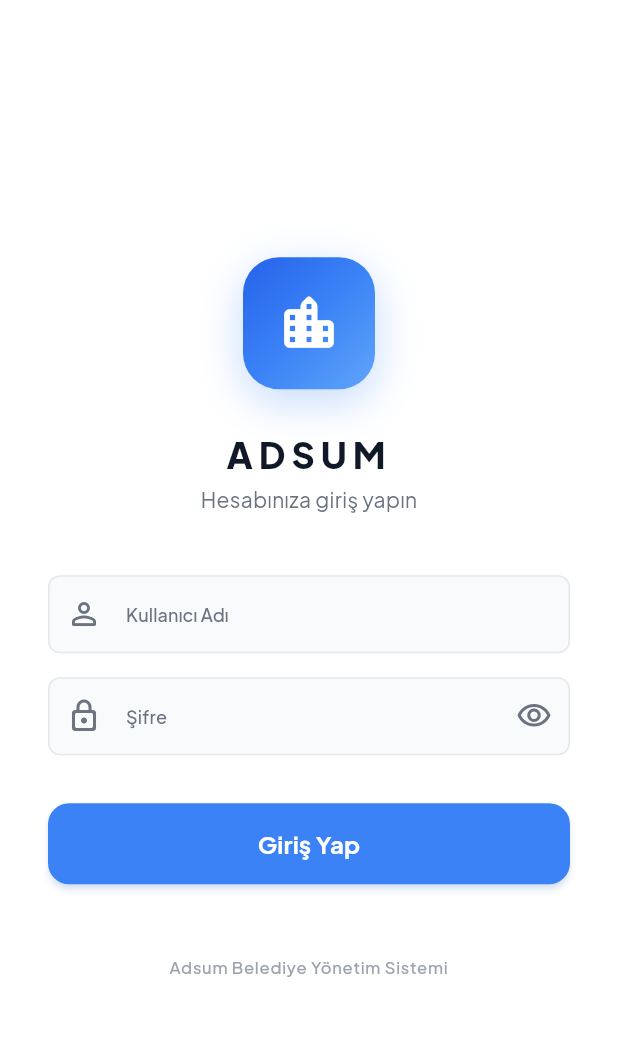
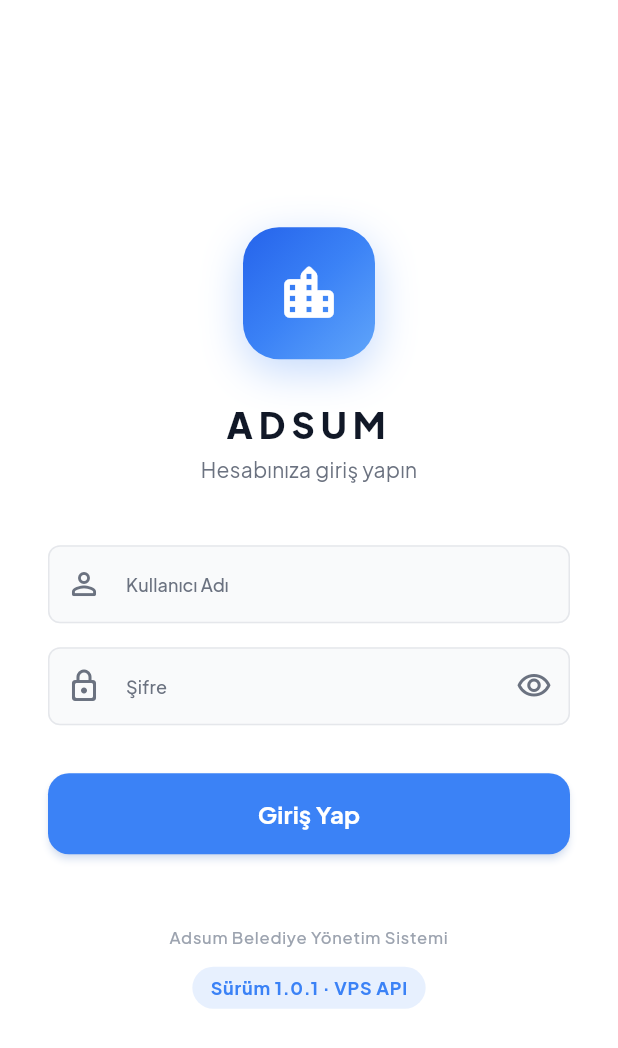
Before and after one commit to 2u3e/AdsumApp, a Flutter app: the screen it shows after launch, on a phone screen of 412 x 824 dp. Shown: the top 1048 px of the screen. Run offline on Flutter 3.47's test engine with Material 3 defaults, Android fonts, the phone set to English and light mode, and no system bars; our stand-ins replace dio, flutter_riverpod, flutter_secure_storage, go_router, google_fonts, logger and 2 more.

Commit message:
feat(mobile): login ekranina surum rozeti (guncel build dogrulamasi)
Login footer'a 'Surum 1.0.1 · VPS API' pill rozeti — kullanicinin
cold rebuild sonrasi guncel kodu alip almadigini gorsel teyit etmesi
icin gecici test etiketi.

Co-Authored-By: Claude Opus 4.8 <noreply@anthropic.com>

```diff
--- a/lib/features/auth/presentation/screens/login_screen.dart
+++ b/lib/features/auth/presentation/screens/login_screen.dart
@@ -217,6 +217,27 @@ class _LoginScreenState extends ConsumerState<LoginScreen>
                             letterSpacing: 0.5,
                           ),
                     ),
+                    const SizedBox(height: 12),
+
+                    // Sürüm rozeti — güncel build doğrulaması için (geçici test etiketi)
+                    Center(
+                      child: Container(
+                        padding: const EdgeInsets.symmetric(horizontal: 12, vertical: 5),
+                        decoration: BoxDecoration(
+                          color: AppColors.primary.withValues(alpha: 0.12),
+                          borderRadius: BorderRadius.circular(20),
+                        ),
+                        child: Text(
+                          'Sürüm 1.0.1 · VPS API',
+                          style: TextStyle(
+                            fontSize: 12,
+                            fontWeight: FontWeight.w700,
+                            color: AppColors.primary,
+                            letterSpacing: 0.5,
+                          ),
+                        ),
+                      ),
+                    ),
                   ],
                 ),
               ),
```
